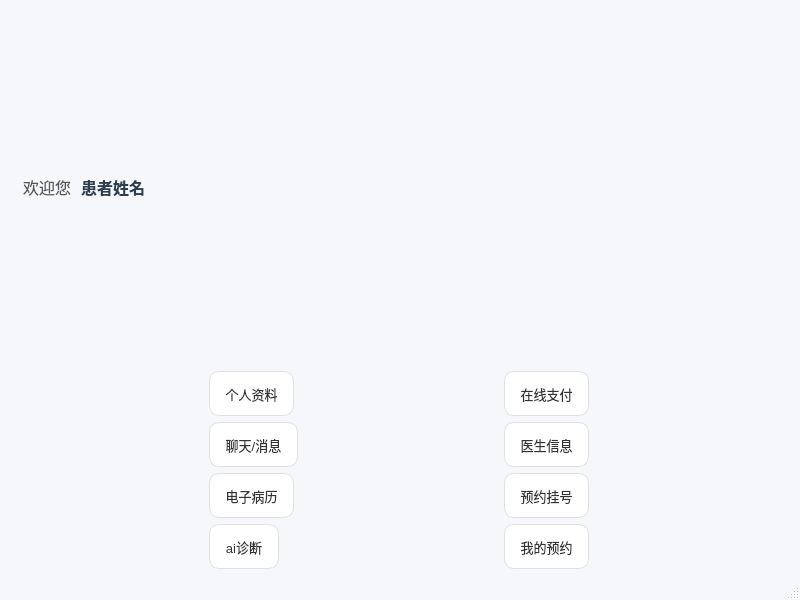
Qt form PatientClient/mainwindow.ui (fengxuebailu/SmartMedicalProject) before a commit.
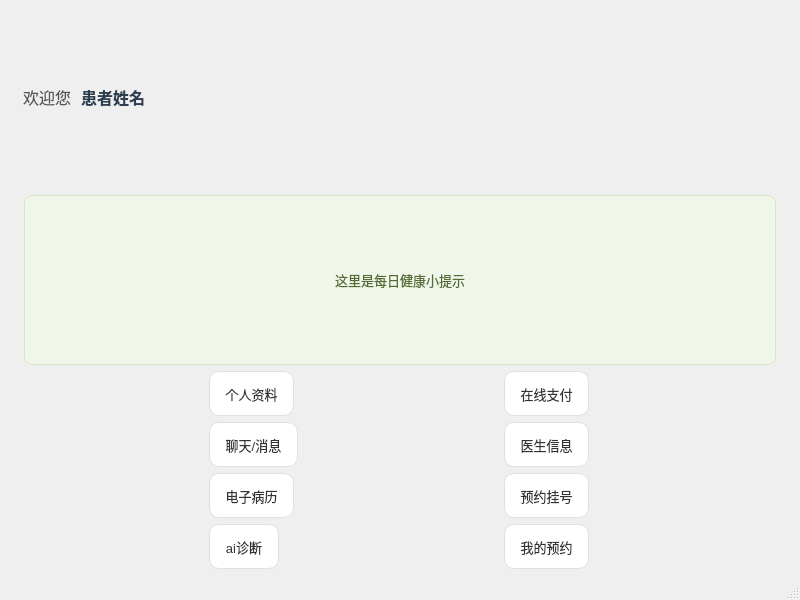
The same form after that commit. Icons and pictures are not drawn.

Commit message: feat: Implement chat module and new UI background

```diff
--- a/PatientClient/mainwindow.ui
+++ b/PatientClient/mainwindow.ui
@@ -14,21 +14,24 @@
    <string>MainWindow</string>
   </property>
   <property name="styleSheet">
-   <string notr="true">/* ---- 主窗口样式 ---- */
-QMainWindow {
-    background-color: #f5f7fa; /* 设置一个柔和的浅灰色背景 */
+   <string notr="true">/*QWidget {
+    border-image: url(:/backgrounds/bg_main_window.jpg) 0 0 0 0 stretch stretch;
 }
-
+*/
 /* ---- 欢迎语标签 ---- */
 QLabel#welcomeLabel {
     font-size: 16px;
     color: #555;
     padding-left: 10px;
+    border-image: none; /* 取消背景图片继承 */
+    background-color: transparent; /* 设置透明背景 */
 }
 QLabel#patientNameLabel {
     font-size: 16px;
     font-weight: bold;
     color: #2c3e50;
+    border-image: none;
+    background-color: transparent;
 }
 
 /* ---- 核心功能按钮 (预约挂号) ---- */
@@ -64,6 +67,20 @@
 }
 QToolButton:pressed {
     background-color: #d9ecff; /* 鼠标按下时 */
+}
+
+/* ---- 提示语标签 (之前添加的) ---- */
+QLabel#tipsLabel {
+    font-size: 13px;
+    color: #556b2f; 
+    background-color: rgba(240, 248, 233, 0.8);
+    border: 1px solid #d4e6c3;
+    border-radius: 8px;
+    padding: 10px;
+    margin-left: 15px;
+    margin-right: 15px;
+    margin-top: 5px;
+    border-image: none;
 }</string>
   </property>
   <property name="iconSize">
@@ -73,6 +90,75 @@
    </size>
   </property>
   <widget class="QWidget" name="centralwidget">
+   <property name="styleSheet">
+    <string notr="true">
+/* ---- 欢迎语标签 ---- */
+QLabel#welcomeLabel {
+    font-size: 16px;
+    color: #555;
+    padding-left: 10px;
+    border-image: none; /* 取消背景图片继承 */
+    background-color: transparent; /* 设置透明背景 */
+}
+QLabel#patientNameLabel {
+    font-size: 16px;
+    font-weight: bold;
+    color: #2c3e50;
+    border-image: none;
+    background-color: transparent;
+}
+
+/* ---- 核心功能按钮 (预约挂号) ---- */
+QPushButton#mainAppointmentButton {
+    background-color: #3498db; /* 主题蓝色 */
+    color: white;
+    font-size: 20px;
+    font-weight: bold;
+    border: none;
+    border-radius: 12px; /* 圆角 */
+    padding: 10px;
+    margin: 15px;
+    border-image: none;
+}
+QPushButton#mainAppointmentButton:hover {
+    background-color: #2980b9; /* 鼠标悬浮时颜色变深 */
+}
+QPushButton#mainAppointmentButton:pressed {
+    background-color: #1f618d; /* 鼠标按下时颜色再变深 */
+}
+
+/* ---- 次要功能网格按钮 (QToolButton) ---- */
+QToolButton {
+    background-color: white;
+    color: #333;
+    border: 1px solid #e0e0e0;
+    border-radius: 10px;
+    padding: 10px;
+    font-size: 13px;
+    border-image: none;
+}
+QToolButton:hover {
+    background-color: #ecf5ff; /* 鼠标悬浮时淡蓝色背景 */
+    border: 1px solid #3498db;
+}
+QToolButton:pressed {
+    background-color: #d9ecff; /* 鼠标按下时 */
+}
+
+/* ---- 提示语标签 (之前添加的) ---- */
+QLabel#tipsLabel {
+    font-size: 13px;
+    color: #556b2f; 
+    background-color: rgba(240, 248, 233, 0.8);
+    border: 1px solid #d4e6c3;
+    border-radius: 8px;
+    padding: 10px;
+    margin-left: 15px;
+    margin-right: 15px;
+    margin-top: 5px;
+    border-image: none;
+}</string>
+   </property>
    <layout class="QVBoxLayout" name="verticalLayout">
     <item>
      <layout class="QHBoxLayout" name="horizontalLayout">
@@ -105,6 +191,19 @@
       </item>
      </layout>
     </item>
+    <item>
+     <widget class="QLabel" name="tipsLabel">
+      <property name="text">
+       <string>这里是每日健康小提示</string>
+      </property>
+      <property name="alignment">
+       <set>Qt::AlignCenter</set>
+      </property>
+      <property name="wordWrap">
+       <bool>true</bool>
+      </property>
+     </widget>
+    </item>
     <item>
      <layout class="QGridLayout" name="gridLayout">
       <item row="1" column="0">
```
Left out of the diff: 82 changed lines with no effect on the pictures. The commit also changes 90 other files.
